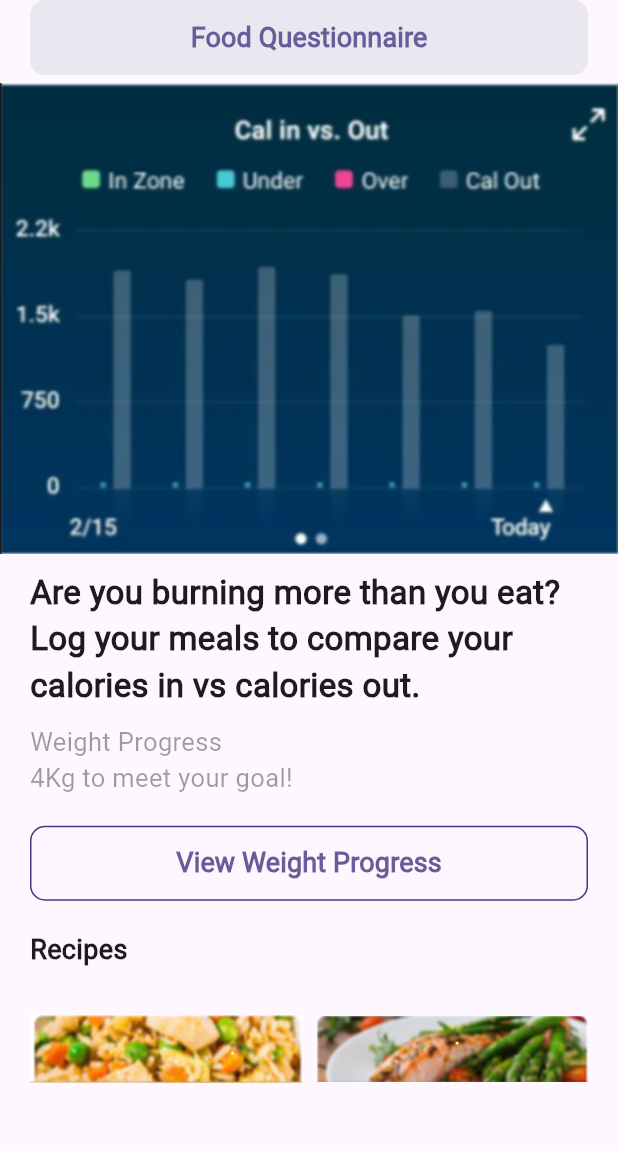
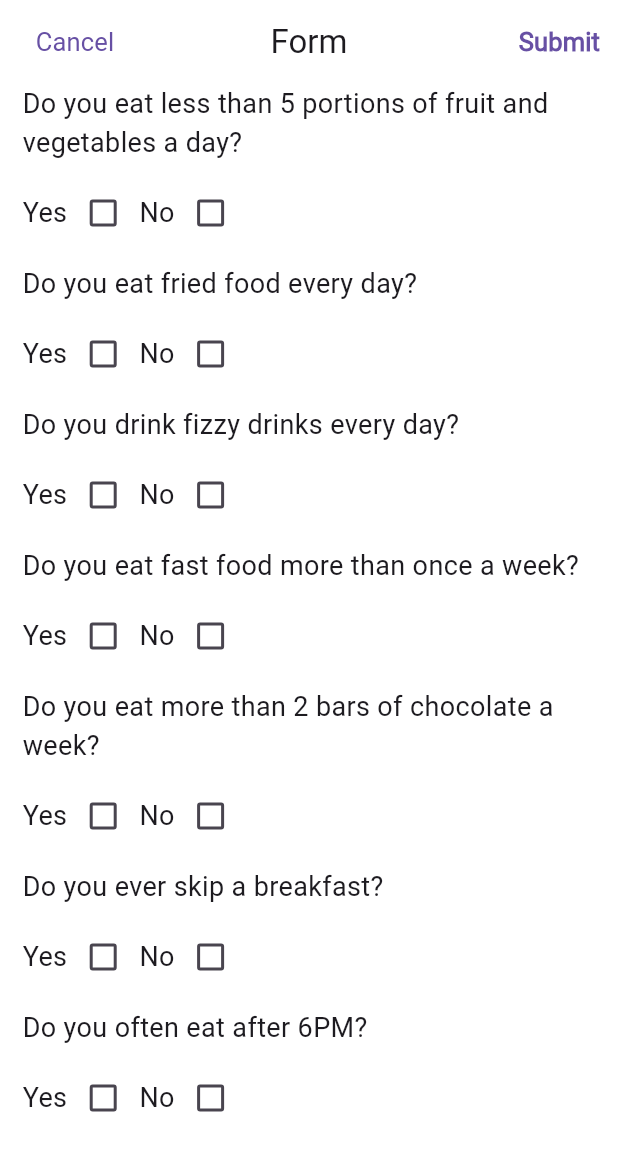
Before and after one commit to kamelmdahduleh/Origin, a Flutter app: the FoodDiaryList screen opened directly, after a tap on "Food Questionnaire", on a phone screen of 412 x 824 dp. Shown: the top 1151 px of the screen. Run offline on Flutter 3.47's test engine with Material 2 defaults, Android fonts, the phone set to English and light mode, and no system bars; our stand-ins replace awesome_bottom_bar.

Commit message:
food Diary form questionnaire Screen update 8-6-2023 - 4:13PM

```diff
--- a/lib/screens/food_diary_screen.dart
+++ b/lib/screens/food_diary_screen.dart
@@ -34,7 +34,11 @@ class _FoodDiaryListState extends State<FoodDiaryList> {
                 minWidth: MediaQuery.of(context).size.width,
                 elevation: 0,
                 color: const Color(0xFFE9E8F0),
-                onPressed: () {},
+                onPressed: () {
+                  Navigator.push(context, MaterialPageRoute(builder: (context) {
+                    return FoodQuestionnaireForm();
+                  }));
+                },
                 child: const Text(
                   'Food Questionnaire',
                   style: TextStyle(
@@ -48,7 +52,7 @@ class _FoodDiaryListState extends State<FoodDiaryList> {
               ),
             ),
             const SizedBox(
-              height: 5,
+              height: 10,
             ),
             const Image(
                 image:
@@ -136,11 +140,90 @@ class _FoodDiaryListState extends State<FoodDiaryList> {
   }
 }
 
-class FoodQuestionaireForm extends StatelessWidget {
-  const FoodQuestionaireForm({super.key});
+class FoodQuestionnaireForm extends StatelessWidget {
+  FoodQuestionnaireForm({super.key});
+
+  final List<String> questionnaireFormList = [
+    "Do you eat less than 5 portions of fruit and vegetables a day?",
+    "Do you eat fried food every day?",
+    "Do you drink fizzy drinks every day?",
+    "Do you eat fast food more than once a week?",
+    "Do you eat more than 2 bars of chocolate a week?",
+    "Do you ever skip a breakfast?",
+    "Do you often eat after 6PM?"
+  ];
 
   @override
   Widget build(BuildContext context) {
-    return const Placeholder();
+    return Scaffold(
+      backgroundColor: Colors.white,
+      appBar: AppBar(
+        backgroundColor: Colors.white,
+        leading: TextButton(
+          child: const Text(
+            'Cancel',
+            style: TextStyle(fontSize: 17),
+          ),
+          onPressed: () {
+            Navigator.pop(context);
+          },
+        ),
+        actions: [
+          TextButton(
+            child: const Text(
+              'Submit',
+              style: TextStyle(fontSize: 17, fontWeight: FontWeight.bold),
+            ),
+            onPressed: () {},
+          ),
+        ],
+        leadingWidth: 100,
+        title: const Text('Form'),
+        centerTitle: true,
+      ),
+      body: ListView.builder(
+        itemCount: questionnaireFormList.length,
+        itemBuilder: (context, index) {
+          return Container(
+            margin: const EdgeInsets.symmetric(horizontal: 15),
+            child: Column(
+              crossAxisAlignment: CrossAxisAlignment.start,
+              children: [
+                Text(
+                  questionnaireFormList[index],
+                  style: const TextStyle(fontSize: 18),
+                ),
+                SizedBox(
+                  height: 10,
+                ),
+                Row(
+                  children: [
+                    const Text(
+                      'Yes',
+                      style: TextStyle(fontSize: 18),
+                    ),
+                    Checkbox(
+                      value: false,
+                      onChanged: (value) {},
+                    ),
+                    const Text(
+                      'No',
+                      style: TextStyle(fontSize: 18),
+                    ),
+                    Checkbox(
+                      value: false,
+                      onChanged: (value) {},
+                    )
+                  ],
+                ),
+                SizedBox(
+                  height: 10,
+                ),
+              ],
+            ),
+          );
+        },
+      ),
+    );
   }
 }
```
